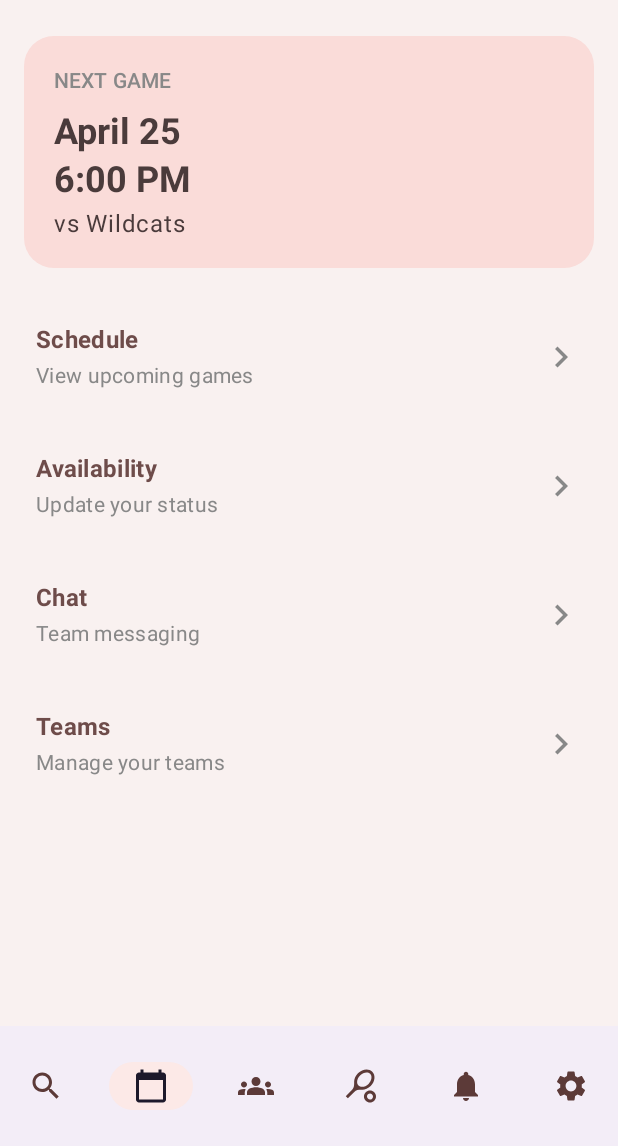
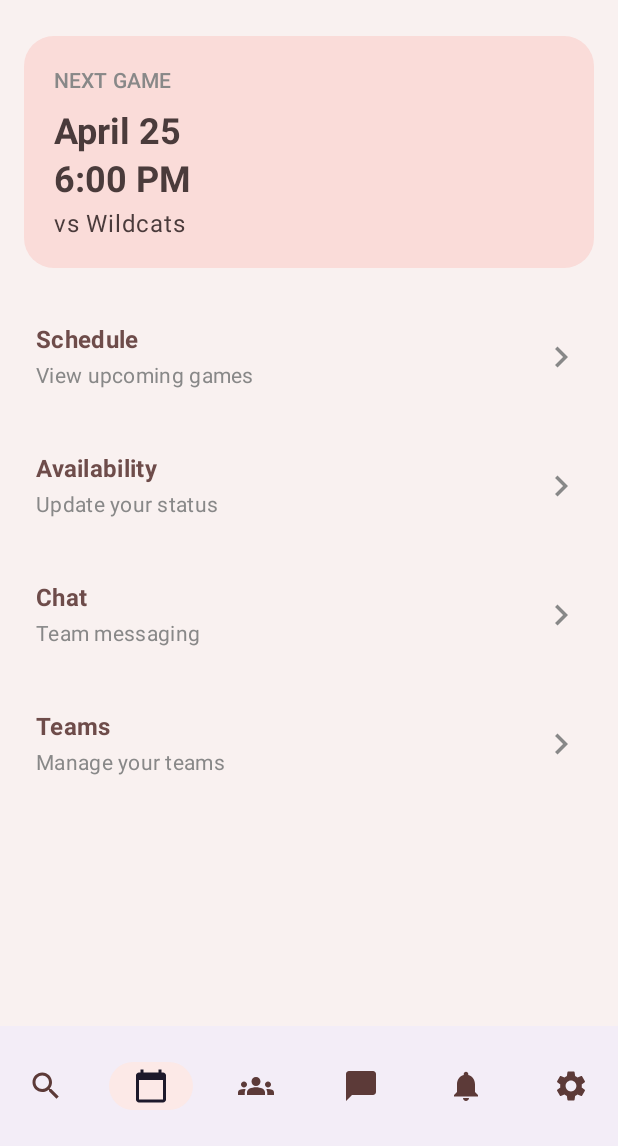
Before and after one commit to Marzuk-M/HuddleUp, an Android app built with Jetpack Compose: the DashboardScreen screen opened through its navigation route, on a phone screen of 412 x 824 dp, the part 90-1236 px from its top. Run offline under Robolectric (Android 15) with nearby library versions, the light colour scheme and no system bars; our stand-ins replace Firebase (no records; nobody signed in at launch, a user with empty details on screens opened directly).

Commit message:
updated navbar + added chat inbox page + git tracking update

```diff
--- a/app/src/main/java/com/example/huddleup/BottomNavigationBar.kt
+++ b/app/src/main/java/com/example/huddleup/BottomNavigationBar.kt
@@ -2,12 +2,11 @@ package com.example.huddleup
 
 import androidx.compose.material.icons.Icons
 import androidx.compose.material.icons.filled.CalendarToday
+import androidx.compose.material.icons.filled.ChatBubble
 import androidx.compose.material.icons.filled.Groups
 import androidx.compose.material.icons.filled.Notifications
 import androidx.compose.material.icons.filled.Search
 import androidx.compose.material.icons.filled.Settings
-import androidx.compose.material.icons.filled.Sports
-import androidx.compose.material.icons.filled.SportsTennis
 import androidx.compose.material3.Icon
 import androidx.compose.material3.NavigationBar
 import androidx.compose.material3.NavigationBarItem
@@ -34,7 +33,7 @@ fun BottomNavigationBar (
             route = Routes.TEAM_SEARCH
         ),
         NavItem(
-            label = "Dashboard",
+            label = "My Calendar",
             icon = Icons.Default.CalendarToday,
             route = Routes.DASHBOARD
         ),
@@ -44,9 +43,9 @@ fun BottomNavigationBar (
             route = Routes.MY_TEAMS
         ),
         NavItem(
-            label = "My Leagues",
-            icon = Icons.Default.SportsTennis,
-            route = Routes.MY_LEAGUES
+            label = "Chat Inbox",
+            icon = Icons.Default.ChatBubble,
+            route = Routes.CHAT_INBOX
         ),
         NavItem(
             label = "Notifications",
--- a/app/src/main/java/com/example/huddleup/MainActivity.kt
+++ b/app/src/main/java/com/example/huddleup/MainActivity.kt
@@ -18,6 +18,7 @@ import androidx.navigation.compose.composable
 import androidx.navigation.compose.rememberNavController
 import com.example.huddleup.auth.LoginScreen
 import com.example.huddleup.auth.SignUpScreen
+import com.example.huddleup.chat.ChatInboxScreen
 import com.example.huddleup.dashboard.DashboardScreen
 import com.example.huddleup.dashboard.GameDetailsScreen
 import com.example.huddleup.dashboard.ScheduleScreen
@@ -93,8 +94,8 @@ class MainActivity : ComponentActivity() {
                         }
 
                         composable(route = Routes.GROUP_CHAT) { GroupChatScreen(navController) }
+                        composable(route = Routes.CHAT_INBOX) { ChatInboxScreen(navController) }
                         composable(route = Routes.MY_TEAMS) { MyTeamsScreen(navController) }
-                        composable(route = Routes.MY_LEAGUES) { MyLeaguesScreen(navController) }
                         // TODO: ADD OTHER COMPOSABLE ROUTES HERE
                     }
                 }
--- a/app/src/main/java/com/example/huddleup/Routes.kt
+++ b/app/src/main/java/com/example/huddleup/Routes.kt
@@ -3,14 +3,18 @@ package com.example.huddleup
 object Routes {
     const val LOGIN = "login"
     const val SIGNUP = "signup"
+
     const val DASHBOARD = "dashboard"
     const val SETTINGS = "settings"
     const val NOTIFICATION = "notification"
+
     const val TEAM_SEARCH = "search"
+
     const val SCHEDULE = "schedule"
+
     const val GROUP_CHAT = "group_chat"
     const val MY_TEAMS = "my_teams"
-    const val MY_LEAGUES = "my_leagues"
+    const val CHAT_INBOX = "chat_inbox"
     const val GAME_DETAILS = "game_details"
     const val GAME_DETAILS_WITH_ARG = "game_details/{gameId}"
 
```
Also changed, not shown: app/src/main/java/com/example/huddleup/chat/ChatInboxScreen.kt (added, +25 -0 lines), 1 other file.
